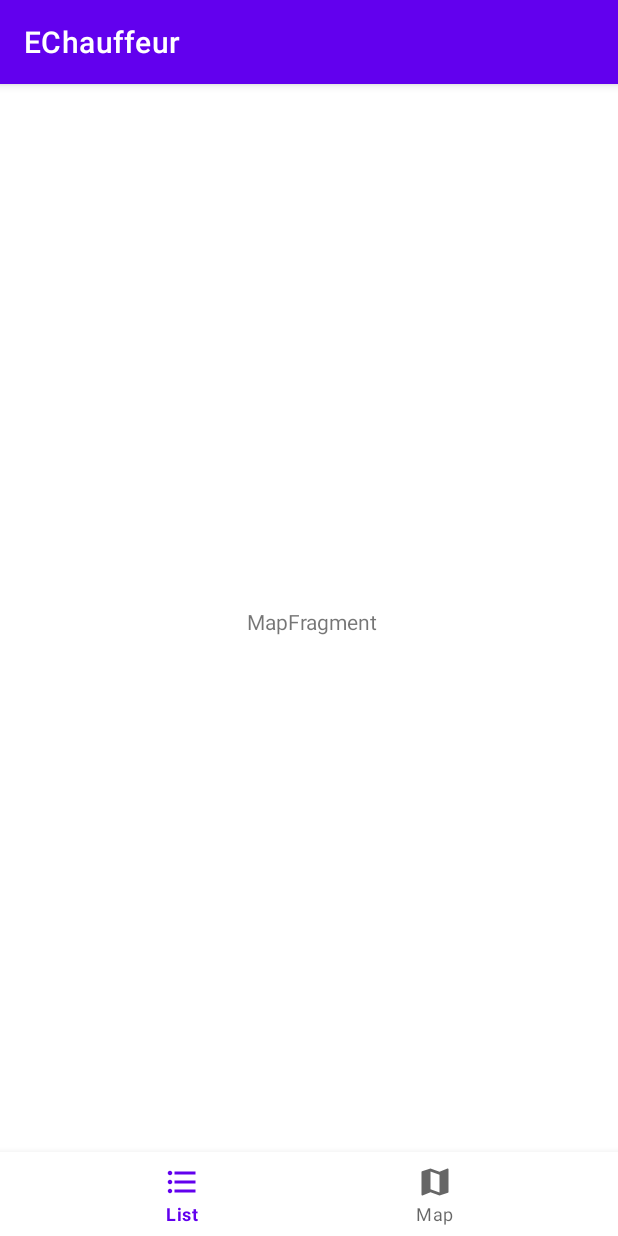
After one commit to Disav0wed/EChauffeur, an Android app: the MapFragment screen opened through its navigation route, on a phone screen of 412 x 824 dp. The commit adds this screen. Run offline under Robolectric (Android 15) with nearby library versions, the phone set to English and light mode, and no system bars; our stand-ins replace Dagger/Hilt's generated code, navigation-ui.

Commit message:
feat: Bottom Navigation Bar implemented with map and list fragments.

```diff
--- a/app/build.gradle
+++ b/app/build.gradle
@@ -38,6 +38,7 @@ dependencies {
     implementation 'androidx.core:core-ktx:1.7.0'
     implementation 'androidx.appcompat:appcompat:1.4.0'
     implementation 'com.google.android.material:material:1.4.0'
+    implementation 'androidx.legacy:legacy-support-v4:1.0.0'
     testImplementation 'junit:junit:4.+'
     androidTestImplementation 'androidx.test.ext:junit:1.1.3'
     androidTestImplementation 'androidx.test.espresso:espresso-core:3.4.0'
@@ -49,4 +50,8 @@ dependencies {
 
     implementation project(':domain')
     implementation project(':data')
+
+    // Navigation
+    implementation("androidx.navigation:navigation-fragment-ktx:$nav_version")
+    implementation("androidx.navigation:navigation-ui-ktx:$nav_version")
 }
--- a/app/src/main/java/com/ibrahimrecepserpici/echauffeur/activity/MainActivity.kt
+++ b/app/src/main/java/com/ibrahimrecepserpici/echauffeur/activity/MainActivity.kt
@@ -1,21 +1,35 @@
 package com.ibrahimrecepserpici.echauffeur.activity
 
 import android.os.Bundle
+import android.util.Log
+import android.view.Menu
+import android.view.MenuItem
 import androidx.activity.viewModels
 import androidx.appcompat.app.AppCompatActivity
+import androidx.navigation.NavController
+import androidx.navigation.findNavController
+import androidx.navigation.ui.onNavDestinationSelected
+import androidx.navigation.ui.setupWithNavController
+import com.google.android.material.bottomnavigation.BottomNavigationView
 import com.ibrahimrecepserpici.domain.entity.Coordinate
 import com.ibrahimrecepserpici.echauffeur.R
 import com.ibrahimrecepserpici.echauffeur.viewmodel.TaxiViewModel
 import dagger.hilt.android.AndroidEntryPoint
 
+
+
+
 @AndroidEntryPoint
 class MainActivity: AppCompatActivity() {
 
     private val taxiViewModel: TaxiViewModel by viewModels()
+    private lateinit var navController : NavController
 
     override fun onCreate(savedInstanceState: Bundle?) {
         super.onCreate(savedInstanceState)
         setContentView(R.layout.activity_main)
+
+
 
 
         taxiViewModel.getVehicleInformations(
@@ -26,5 +40,27 @@ class MainActivity: AppCompatActivity() {
 
 
 
+        navController = findNavController(R.id.nav_host_fragment)
+        initBottomNavMenu(navController)
+
     }
+
+    private fun initBottomNavMenu(navController: NavController) {
+        val bottomNav = findViewById<BottomNavigationView>(R.id.bottom_nav)
+        bottomNav.setupWithNavController(navController)
+
+        bottomNav.setOnItemSelectedListener { menuItem ->
+            when(menuItem.itemId){
+                R.id.bottom_nav_menu_item_list_fragment -> navController.navigate(R.id.action_global_listFragment)
+                R.id.bottom_nav_menu_item_map_fragment -> navController.navigate(R.id.action_global_mapFragment)
+            }
+            true
+        }
+    }
+
+
+
+
+
+
 }
--- /dev/null
+++ b/app/src/main/java/com/ibrahimrecepserpici/echauffeur/fragment/ListFragment.kt
@@ -0,0 +1,20 @@
+package com.ibrahimrecepserpici.echauffeur.fragment
+
+import android.os.Bundle
+import android.view.LayoutInflater
+import android.view.View
+import android.view.ViewGroup
+import androidx.fragment.app.Fragment
+import com.ibrahimrecepserpici.echauffeur.R
+
+class ListFragment : Fragment() {
+
+    override fun onCreateView(
+        inflater: LayoutInflater,
+        container: ViewGroup?,
+        savedInstanceState: Bundle?
+    ): View? {
+        // Inflate the layout for this fragment
+        return inflater.inflate(R.layout.fragment_list, container, false)
+    }
+}
--- /dev/null
+++ b/app/src/main/java/com/ibrahimrecepserpici/echauffeur/fragment/MapFragment.kt
@@ -0,0 +1,21 @@
+package com.ibrahimrecepserpici.echauffeur.fragment
+
+import android.os.Bundle
+import android.view.LayoutInflater
+import android.view.View
+import android.view.ViewGroup
+import androidx.fragment.app.Fragment
+import com.ibrahimrecepserpici.echauffeur.R
+
+class MapFragment : Fragment() {
+
+    override fun onCreateView(
+        inflater: LayoutInflater,
+        container: ViewGroup?,
+        savedInstanceState: Bundle?
+    ): View? {
+        // Inflate the layout for this fragment
+        return inflater.inflate(R.layout.fragment_map, container, false)
+    }
+
+}
--- a/app/src/main/java/com/ibrahimrecepserpici/echauffeur/viewmodel/TaxiViewModel.kt
+++ b/app/src/main/java/com/ibrahimrecepserpici/echauffeur/viewmodel/TaxiViewModel.kt
@@ -4,22 +4,24 @@ import android.util.Log
 import androidx.lifecycle.ViewModel
 import androidx.lifecycle.viewModelScope
 import com.ibrahimrecepserpici.domain.entity.Coordinate
+import com.ibrahimrecepserpici.domain.entity.VehicleInfo
 import com.ibrahimrecepserpici.domain.usecase.vehicle.IGetVehicleInfosUseCase
 import dagger.hilt.android.lifecycle.HiltViewModel
-import kotlinx.coroutines.Dispatchers
-import kotlinx.coroutines.GlobalScope
-import kotlinx.coroutines.launch
+import kotlinx.coroutines.*
 import javax.inject.Inject
 
 @HiltViewModel
 class TaxiViewModel @Inject constructor(private val getVehicleInfoUseCase: IGetVehicleInfosUseCase) :
     ViewModel() {
 
-         fun getVehicleInformations(point1: Coordinate, point2: Coordinate){
-            GlobalScope.launch(Dispatchers.IO) {
-                val infos = getVehicleInfoUseCase.getVehicleInfosInRegion(point1,point2)
-                Log.e("TEST",infos.get(0).fleetType)
+         fun getVehicleInformations(point1: Coordinate, point2: Coordinate) : Deferred<Result<List<VehicleInfo>>>{
+            return GlobalScope.async {
+                kotlin.runCatching {
+                    getVehicleInfoUseCase.getVehicleInfosInRegion(point1,point2)
+                }
             }
         }
 
+
+
 }
--- /dev/null
+++ b/app/src/main/res/drawable/ic_baseline_format_list_bulleted_24_black.xml
@@ -0,0 +1,10 @@
+<vector xmlns:android="http://schemas.android.com/apk/res/android"
+    android:width="24dp"
+    android:height="24dp"
+    android:viewportWidth="24"
+    android:viewportHeight="24"
+    android:tint="?attr/colorControlNormal">
+  <path
+      android:fillColor="@android:color/white"
+      android:pathData="M4,10.5c-0.83,0 -1.5,0.67 -1.5,1.5s0.67,1.5 1.5,1.5 1.5,-0.67 1.5,-1.5 -0.67,-1.5 -1.5,-1.5zM4,4.5c-0.83,0 -1.5,0.67 -1.5,1.5S3.17,7.5 4,7.5 5.5,6.83 5.5,6 4.83,4.5 4,4.5zM4,16.5c-0.83,0 -1.5,0.68 -1.5,1.5s0.68,1.5 1.5,1.5 1.5,-0.68 1.5,-1.5 -0.67,-1.5 -1.5,-1.5zM7,19h14v-2L7,17v2zM7,13h14v-2L7,11v2zM7,5v2h14L21,5L7,5z"/>
+</vector>
--- /dev/null
+++ b/app/src/main/res/drawable/ic_baseline_map_24_black.xml
@@ -0,0 +1,10 @@
+<vector xmlns:android="http://schemas.android.com/apk/res/android"
+    android:width="24dp"
+    android:height="24dp"
+    android:viewportWidth="24"
+    android:viewportHeight="24"
+    android:tint="?attr/colorControlNormal">
+  <path
+      android:fillColor="@android:color/white"
+      android:pathData="M20.5,3l-0.16,0.03L15,5.1 9,3 3.36,4.9c-0.21,0.07 -0.36,0.25 -0.36,0.48V20.5c0,0.28 0.22,0.5 0.5,0.5l0.16,-0.03L9,18.9l6,2.1 5.64,-1.9c0.21,-0.07 0.36,-0.25 0.36,-0.48V3.5c0,-0.28 -0.22,-0.5 -0.5,-0.5zM15,19l-6,-2.11V5l6,2.11V19z"/>
+</vector>
--- a/app/src/main/res/layout/activity_main.xml
+++ b/app/src/main/res/layout/activity_main.xml
@@ -1,6 +1,26 @@
 <?xml version="1.0" encoding="utf-8"?>
-<androidx.constraintlayout.widget.ConstraintLayout xmlns:android="http://schemas.android.com/apk/res/android"
+<LinearLayout xmlns:android="http://schemas.android.com/apk/res/android"
+    xmlns:app="http://schemas.android.com/apk/res-auto"
+    xmlns:tools="http://schemas.android.com/tools"
     android:layout_width="match_parent"
-    android:layout_height="match_parent">
+    android:layout_height="match_parent"
+    android:orientation="vertical"
+    tools:context=".activity.MainActivity">
 
-</androidx.constraintlayout.widget.ConstraintLayout>
+    <fragment
+        android:id="@+id/nav_host_fragment"
+        android:name="androidx.navigation.fragment.NavHostFragment"
+        android:layout_width="match_parent"
+        android:layout_height="0dp"
+        android:layout_weight="1"
+        app:defaultNavHost="true"
+        app:navGraph="@navigation/nav_graph" />
+
+    <com.google.android.material.bottomnavigation.BottomNavigationView
+        android:id="@+id/bottom_nav"
+        android:layout_width="match_parent"
+        android:layout_height="wrap_content"
+        app:labelVisibilityMode="labeled"
+        app:menu="@menu/bottom_nav_menu" />
+
+</LinearLayout>
--- /dev/null
+++ b/app/src/main/res/layout/fragment_list.xml
@@ -0,0 +1,22 @@
+<?xml version="1.0" encoding="utf-8"?>
+<androidx.constraintlayout.widget.ConstraintLayout xmlns:android="http://schemas.android.com/apk/res/android"
+    xmlns:app="http://schemas.android.com/apk/res-auto"
+    xmlns:tools="http://schemas.android.com/tools"
+    android:layout_width="match_parent"
+    android:layout_height="match_parent"
+    tools:context=".fragment.ListFragment">
+
+    <TextView
+        android:id="@+id/button2"
+        android:layout_width="wrap_content"
+        android:layout_height="wrap_content"
+        android:layout_marginStart="164dp"
+        android:layout_marginTop="280dp"
+        android:layout_marginEnd="159dp"
+        android:layout_marginBottom="275dp"
+        android:text="ListFragment"
+        app:layout_constraintBottom_toBottomOf="parent"
+        app:layout_constraintEnd_toEndOf="parent"
+        app:layout_constraintStart_toStartOf="parent"
+        app:layout_constraintTop_toTopOf="parent" />
+</androidx.constraintlayout.widget.ConstraintLayout>
--- /dev/null
+++ b/app/src/main/res/layout/fragment_map.xml
@@ -0,0 +1,22 @@
+<?xml version="1.0" encoding="utf-8"?>
+<androidx.constraintlayout.widget.ConstraintLayout xmlns:android="http://schemas.android.com/apk/res/android"
+    xmlns:app="http://schemas.android.com/apk/res-auto"
+    xmlns:tools="http://schemas.android.com/tools"
+    android:layout_width="match_parent"
+    android:layout_height="match_parent"
+    tools:context=".fragment.MapFragment">
+
+    <TextView
+        android:id="@+id/button2"
+        android:layout_width="wrap_content"
+        android:layout_height="wrap_content"
+        android:layout_marginStart="164dp"
+        android:layout_marginTop="280dp"
+        android:layout_marginEnd="159dp"
+        android:layout_marginBottom="275dp"
+        android:text="MapFragment"
+        app:layout_constraintBottom_toBottomOf="parent"
+        app:layout_constraintEnd_toEndOf="parent"
+        app:layout_constraintStart_toStartOf="parent"
+        app:layout_constraintTop_toTopOf="parent" />
+</androidx.constraintlayout.widget.ConstraintLayout>
--- /dev/null
+++ b/app/src/main/res/menu/bottom_nav_menu.xml
@@ -0,0 +1,15 @@
+<?xml version="1.0" encoding="utf-8"?>
+<menu xmlns:android="http://schemas.android.com/apk/res/android">
+
+    <item
+        android:id="@+id/bottom_nav_menu_item_list_fragment"
+        android:icon="@drawable/ic_baseline_format_list_bulleted_24_black"
+        android:contentDescription="@string/bottom_nav_listfragment_item_title"
+        android:title="@string/bottom_nav_listfragment_item_title"/>
+
+    <item
+        android:id="@+id/bottom_nav_menu_item_map_fragment"
+        android:icon="@drawable/ic_baseline_map_24_black"
+        android:contentDescription="@string/bottom_nav_mapfragment_item_title"
+        android:title="@string/bottom_nav_mapfragment_item_title"/>
+</menu>
--- /dev/null
+++ b/app/src/main/res/navigation/nav_graph.xml
@@ -0,0 +1,20 @@
+<?xml version="1.0" encoding="utf-8"?>
+<navigation xmlns:android="http://schemas.android.com/apk/res/android"
+    xmlns:app="http://schemas.android.com/apk/res-auto"
+    xmlns:tools="http://schemas.android.com/tools"
+    android:id="@+id/nav_graph"
+    app:startDestination="@id/listFragment">
+
+    <fragment
+        android:id="@+id/mapFragment"
+        android:name="com.ibrahimrecepserpici.echauffeur.fragment.MapFragment"
+        android:label="fragment_map"
+        tools:layout="@layout/fragment_map" />
+    <fragment
+        android:id="@+id/listFragment"
+        android:name="com.ibrahimrecepserpici.echauffeur.fragment.ListFragment"
+        android:label="fragment_list"
+        tools:layout="@layout/fragment_list" />
+    <action android:id="@+id/action_global_listFragment" app:destination="@id/listFragment"/>
+    <action android:id="@+id/action_global_mapFragment" app:destination="@id/mapFragment"/>
+</navigation>
--- /dev/null
+++ b/app/src/main/res/values-night/strings.xml
@@ -0,0 +1,4 @@
+<?xml version="1.0" encoding="utf-8"?>
+<resources>
+    <string name="bottom_nav_listfragment_item_title">List</string>
+</resources>
--- a/app/src/main/res/values/strings.xml
+++ b/app/src/main/res/values/strings.xml
@@ -1,3 +1,5 @@
 <resources>
     <string name="app_name">EChauffeur</string>
+    <string name="bottom_nav_listfragment_item_title">List</string>
+    <string name="bottom_nav_mapfragment_item_title">Map</string>
 </resources>
--- a/build.gradle
+++ b/build.gradle
@@ -10,6 +10,7 @@ buildscript {
         activity_version = "1.4.0"
         fragment_version = "1.4.0"
         retrofitGsonConverter_version = "2.9.0"
+        nav_version = "2.3.5"
     }
 
     repositories {
```
